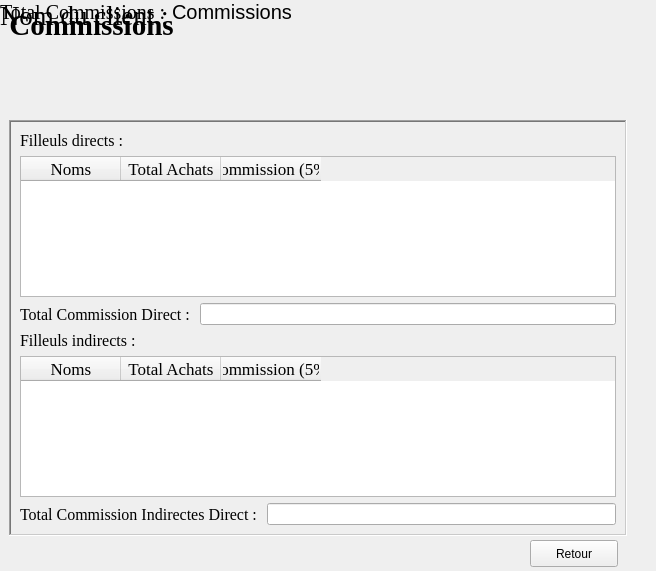
The window that gui/CommissionWindow.ui (JKAZIMOTO321/marketing_relationnel) describes before a commit, drawn with Qt 5.
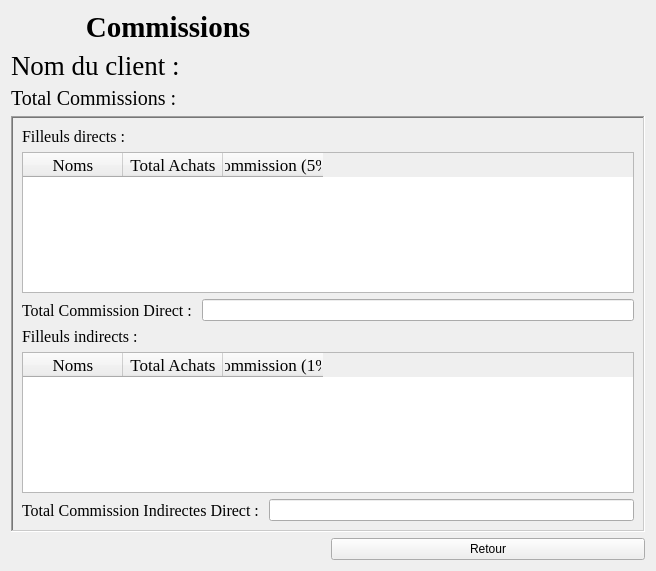
The same window after the commit.

Commit message: correction de l'interface

```diff
--- a/gui/CommissionWindow.ui
+++ b/gui/CommissionWindow.ui
@@ -13,15 +13,9 @@
   <property name="windowTitle">
    <string>Form</string>
   </property>
+  <layout class="QGridLayout" name="gridLayout">
+   <item row="0" column="0">
   <widget class="QLabel" name="label_2">
-   <property name="geometry">
-    <rect>
-     <x>9</x>
-     <y>9</y>
-     <width>165</width>
-     <height>33</height>
-    </rect>
-   </property>
    <property name="sizePolicy">
     <sizepolicy hsizetype="Preferred" vsizetype="Fixed">
      <horstretch>0</horstretch>
@@ -43,15 +37,56 @@
     <set>Qt::AlignCenter</set>
    </property>
   </widget>
+   </item>
+   <item row="1" column="0">
+    <layout class="QFormLayout" name="formLayout_5">
+     <item row="0" column="0">
+      <widget class="QLabel" name="label">
+       <property name="font">
+        <font>
+         <family>Times New Roman</family>
+         <pointsize>20</pointsize>
+        </font>
+       </property>
+       <property name="text">
+        <string>Nom du client :</string>
+       </property>
+      </widget>
+     </item>
+     <item row="0" column="1">
+      <widget class="QLabel" name="lblNomsClient">
+       <property name="font">
+        <font>
+         <family>Times New Roman</family>
+         <pointsize>20</pointsize>
+        </font>
+       </property>
+       <property name="text">
+        <string/>
+       </property>
+      </widget>
+     </item>
+    </layout>
+   </item>
+   <item row="2" column="0">
+    <layout class="QFormLayout" name="formLayout_4">
+     <item row="0" column="0">
+      <widget class="QLabel" name="label_7">
+       <property name="font">
+        <font>
+         <family>Times New Roman</family>
+         <pointsize>15</pointsize>
+        </font>
+       </property>
+       <property name="text">
+        <string>Total Commissions :</string>
+       </property>
+      </widget>
+     </item>
+    </layout>
+   </item>
+   <item row="3" column="0" colspan="2">
   <widget class="QFrame" name="frame">
-   <property name="geometry">
-    <rect>
-     <x>9</x>
-     <y>120</y>
-     <width>618</width>
-     <height>416</height>
-    </rect>
-   </property>
    <property name="frameShape">
     <enum>QFrame::WinPanel</enum>
    </property>
@@ -157,7 +192,7 @@
       </column>
       <column>
        <property name="text">
-        <string>Commission (5%)</string>
+          <string>Commission (1%)</string>
        </property>
       </column>
      </widget>
@@ -188,78 +223,15 @@
     </item>
    </layout>
   </widget>
+   </item>
+   <item row="4" column="1">
   <widget class="QPushButton" name="btnRetour">
-   <property name="geometry">
-    <rect>
-     <x>530</x>
-     <y>540</y>
-     <width>88</width>
-     <height>27</height>
-    </rect>
-   </property>
    <property name="text">
     <string>Retour</string>
    </property>
   </widget>
-  <widget class="QWidget" name="">
-   <layout class="QFormLayout" name="formLayout">
-    <item row="0" column="0">
-     <widget class="QLabel" name="label">
-      <property name="font">
-       <font>
-        <family>Times New Roman</family>
-        <pointsize>20</pointsize>
-       </font>
-      </property>
-      <property name="text">
-       <string>Nom du client :</string>
-      </property>
-     </widget>
-    </item>
-    <item row="0" column="1">
-     <widget class="QLabel" name="lblNomsClient">
-      <property name="font">
-       <font>
-        <family>Times New Roman</family>
-        <pointsize>20</pointsize>
-       </font>
-      </property>
-      <property name="text">
-       <string/>
-      </property>
-     </widget>
-    </item>
-   </layout>
-  </widget>
-  <widget class="QWidget" name="">
-   <layout class="QFormLayout" name="formLayout_4">
-    <item row="0" column="0">
-     <widget class="QLabel" name="label_7">
-      <property name="font">
-       <font>
-        <family>Times New Roman</family>
-        <pointsize>15</pointsize>
-       </font>
-      </property>
-      <property name="text">
-       <string>Total Commissions :</string>
-      </property>
-     </widget>
-    </item>
-    <item row="0" column="1">
-     <widget class="QLabel" name="lblTotalCommissions">
-      <property name="font">
-       <font>
-        <pointsize>15</pointsize>
-       </font>
-      </property>
-      <property name="text">
-       <string>Commissions</string>
-      </property>
-     </widget>
-    </item>
-   </layout>
-  </widget>
+   </item>
+  </layout>
  </widget>
  <resources/>
  <connections/>
```
Lines whose indentation alone changed are shown as unchanged. The commit also changes 1 other file.
